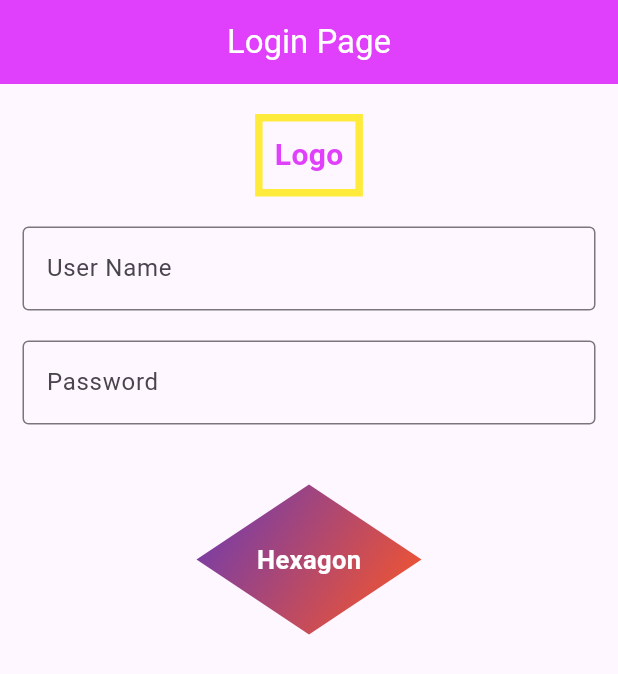
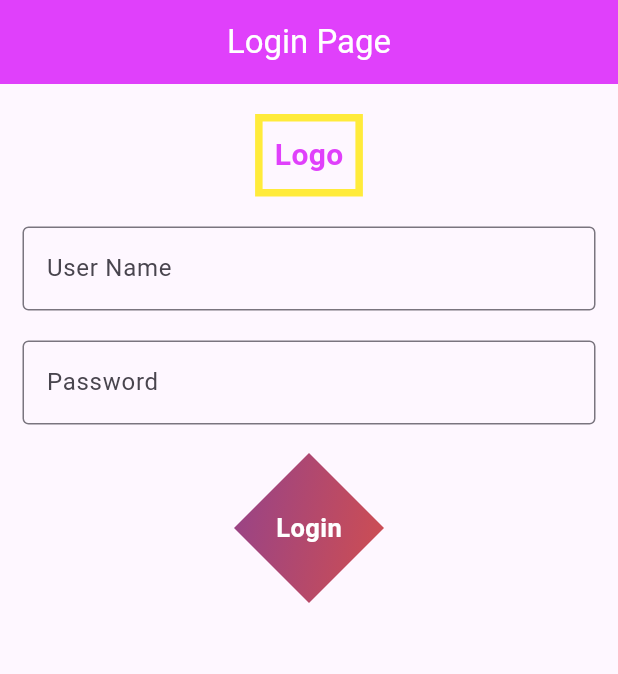
Before and after one commit to gm6534/practice_with_team, a Flutter app: the screen it shows after launch, on a phone screen of 412 x 824 dp. Shown: the top 674 px of the screen. Run offline on Flutter 3.47's test engine with Material 2 defaults, Android fonts, the phone set to English and light mode, and no system bars.

Commit message:
bugs fixed

```diff
--- a/lib/custom_button.dart
+++ b/lib/custom_button.dart
@@ -2,16 +2,20 @@ import 'dart:math';
 
 import 'package:flutter/material.dart';
 
+
+
 class CustomButton extends StatelessWidget {
-  String title;
-  Color? txtColor;
-  BoxShape? btnShape;
-  Gradient? btnGradColor;
-  Color? btnColor;
-  double? btnElevation;
-  Function onTap;
+  final String title;
+  final Color? txtColor;
+  final BoxShape? btnShape;
+  final Gradient? btnGradColor;
+  final Color? btnColor;
+  final double? btnElevation;
+  final Function onTap;
   bool isLoading = false;
   bool isSuccess = false;
+  int shapePath;
+  final bool? isHexagonal;
   CustomButton({Key? key,
     required this.title,
     required this.onTap,
@@ -22,21 +26,41 @@ class CustomButton extends StatelessWidget {
     this.btnColor,
     required this.isLoading,
     required this.isSuccess,
+    this.isHexagonal = false,
+    this.shapePath = 6,
   }) : super(key: key);
 
   @override
   Widget build(BuildContext context) {
+    List<Color> successColor = [
+      Colors.green,
+      Colors.green,
+    ];
+    List<Color> loadingColor = [
+      Colors.grey.shade400,
+      Colors.grey.shade400,
+    ];
     return GestureDetector(
       onTap: () {
         onTap.call();
       },
+      child: CustomPaint(
+        painter: isHexagonal! ? HexagonalPainter(
+            gradientColors: btnGradColor
+                ?? LinearGradient(colors: isLoading
+                    ? loadingColor : successColor),
+        shapeEdge: shapePath) : null,
+        // painter: isHexagonal! ? CustomHexagonPainter(btnGradColor
+        //     ?? LinearGradient(colors: isLoading
+        //         ? loadingColor : successColor)) : null,
         child: Card(
+          color: isHexagonal! ? Colors.transparent : null,
           shadowColor: Colors.green.shade900,
-        elevation: btnElevation ?? 0.0,
+          elevation: isHexagonal! ? 0.0 : (btnElevation ?? 0.0),
           child: Container(
             width: double.infinity,
             height: btnShape == BoxShape.circle ? 80 : 50,
-          decoration: BoxDecoration(
+            decoration: isHexagonal! ? null : BoxDecoration(
               // border: Border.all(width: 5, color: Colors.deepOrangeAccent),
               borderRadius: btnShape == null
                   || btnShape != BoxShape.circle
@@ -66,23 +90,34 @@ class CustomButton extends StatelessWidget {
             ),
           ),
         ),
+      ),
     );
   }
 }
 
 
 class HexagonalPainter extends CustomPainter {
+  final Gradient? gradientColors;
+  final int? shapeEdge;
+
+  HexagonalPainter({this.gradientColors, this.shapeEdge = 6});
+
   @override
   void paint(Canvas canvas, Size size) {
+    double width = size.width;
+    double height = size.height;
+
     final paint = Paint()
-      ..color = Colors.blue
+      // ..color = Colors.deepOrange
+      ..shader = gradientColors?.createShader(
+        Rect.fromPoints(Offset(0, 0), Offset(width, height)))
       ..style = PaintingStyle.fill;
 
-    final double radius = size.width / 2;
+    final double radius = size.width / 6;
     final double centerX = size.width / 2;
     final double centerY = size.height / 2;
 
-    final double angle = 360 / 6; // 360 degrees divided by 6 sides
+    double angle = 360 / shapeEdge!; // 360 degrees divided by 6 sides
 
     Path path = Path();
 
@@ -109,3 +144,39 @@ class HexagonalPainter extends CustomPainter {
   double degToRad(double degrees) {
     return degrees * (pi / 180);
   }}
+
+
+
+
+
+class CustomHexagonPainter extends CustomPainter {
+  final Gradient? gradientColors;
+
+  CustomHexagonPainter(this.gradientColors);
+
+  @override
+  void paint(Canvas canvas, Size size) {
+    double width = size.width;
+    double height = size.height;
+    double middleX = width / 2;
+    double middleY = height / 2;
+
+    final path = Path()
+      ..moveTo(middleX, 0)
+      ..lineTo(width, middleY)
+      ..lineTo(middleX, height)
+      ..lineTo(0, middleY)
+      ..close();
+
+    final paint = Paint()
+      ..shader = gradientColors?.createShader(
+          Rect.fromPoints(Offset(0, 0), Offset(width, height)));
+
+    canvas.drawPath(path, paint);
+  }
+
+  @override
+  bool shouldRepaint(CustomPainter oldDelegate) {
+    return false;
+  }
+}
--- a/lib/hexagon_shape.dart
+++ /dev/null
@@ -1,174 +0,0 @@
-//===================== Azeem Code ===========
-//
-//
-//
-// import 'package:flutter/material.dart';
-// import 'dart:math';
-// class HexagonButton extends StatelessWidget {
-//   String title;
-//   final double size;
-//   Color? txtColor;
-//   BoxShape? btnShape;
-//   Gradient? btnGradColor;
-//   Color? btnColor;
-//   double? btnElevation;
-//   Function onTap;
-//   bool isLoading = false;
-//   bool isSuccess = false;
-//
-//   HexagonButton({ required this.size,
-//     required this.title,
-//     required this.onTap,
-//     this.txtColor,
-//     this.btnElevation,
-//     this.btnShape,
-//     this.btnGradColor,
-//     this.btnColor,
-//     required this.isLoading,
-//     required this.isSuccess,});
-//
-//   @override
-//   Widget build(BuildContext context) {
-//     return GestureDetector(
-//       onTap: (){},
-//       child: Container(
-//
-//         child: CustomPaint(
-//           size: Size(size, size),
-//           painter: HexagonPainter(Colors.cyan),
-//         ),
-//       ),
-//     );
-//   }
-// }
-//
-// class HexagonPainter extends CustomPainter {
-//   final Color color;
-//
-//   HexagonPainter(this.color);
-//
-//   @override
-//   void paint(Canvas canvas, Size size) {
-//     final Paint paint = Paint()..color = color;
-//     final double radius = size.width / 2;
-//
-//     final double xCenter = radius;
-//     final double yCenter = radius;
-//
-//     final double x1 = xCenter + radius * cos(0);
-//     final double y1 = yCenter + radius * sin(0);
-//
-//     final Path path = Path()
-//       ..moveTo(x1, y1);
-//
-//     for (int i = 1; i <= 6; i++) {
-//       final double x = xCenter + radius * cos(2 * pi * i / 6);
-//       final double y = yCenter + radius * sin(2 * pi * i / 6);
-//       path.lineTo(x, y);
-//     }
-//
-//     path.close();
-//
-//     canvas.drawPath(path, paint);
-//   }
-//
-//   @override
-//   bool shouldRepaint(CustomPainter oldDelegate) {
-//     return false;
-//   }
-// }
-import 'package:flutter/material.dart';
-import 'dart:math';
-
-class CustomHexagonButton extends StatelessWidget {
-  final String title;
-  Color? btnColor;
-  final  gradientColors;
-  final double size;
-  Color? txtColor;
-  Function onTap;
-  bool isLoading = false;
-  bool isSuccess = false;
-
-  CustomHexagonButton({
-    required this.title,
-    required this.gradientColors,
-    required this.size,
-    this.btnColor,
-    this.txtColor,
-  required this.onTap,
-    required this.isLoading,
-    required this.isSuccess,
-  });
-
-  @override
-  Widget build(BuildContext context) {
-    return GestureDetector(
-      onTap: (){
-        onTap.call();
-      },
-      child: Container(
-        // decoration: BoxDecoration(
-        //   color: gradientColors == null
-        //       ? btnColor ?? Colors.blue
-        //       : null,
-        //   gradient: gradientColors,
-        // ),
-
-          child: CustomPaint(
-            size: Size(size, size * sqrt(3) / 2),
-            painter: CustomHexagonPainter(gradientColors),
-            child: Center(
-              child: isLoading
-                  ? const CircularProgressIndicator(
-                color: Colors.white,)
-                  : isSuccess
-                  ? const Icon(Icons.done, color: Colors.white,)
-                  : Text(title,
-                style: TextStyle(
-                    color: txtColor ?? Colors.white,
-                    fontWeight: FontWeight.w600,
-                    fontSize: 17
-                ),),
-            ),
-          ),
-
-        ),
-    );
-  }
-}
-
-class CustomHexagonPainter extends CustomPainter {
-  final List<Color> gradientColors;
-
-  CustomHexagonPainter(this.gradientColors);
-
-  @override
-  void paint(Canvas canvas, Size size) {
-    double width = size.width;
-    double height = size.height;
-    double middleX = width / 2;
-    double middleY = height / 2;
-
-    final path = Path()
-      ..moveTo(middleX, 0)
-      ..lineTo(width, middleY)
-      ..lineTo(middleX, height)
-      ..lineTo(0, middleY)
-      ..close();
-
-    final paint = Paint()
-      ..shader = LinearGradient(
-        colors: gradientColors,
-        begin: Alignment.topLeft,
-        end: Alignment.bottomRight,
-      ).createShader(Rect.fromPoints(Offset(0, 0), Offset(width, height)));
-
-    canvas.drawPath(path, paint);
-  }
-
-  @override
-  bool shouldRepaint(CustomPainter oldDelegate) {
-    return false;
-  }
-}
--- a/lib/login_page.dart
+++ b/lib/login_page.dart
@@ -1,12 +1,8 @@
 import 'dart:async';
-
-import 'package:flutter/cupertino.dart';
 import 'package:flutter/material.dart';
 import 'package:flutter/services.dart';
-import 'package:practice_with_team/hexagon_shape.dart';
+import 'custom_button.dart';
 
-import 'custom_button.dart';
-import 'dataScreen.dart';
 
 class LoginPage extends StatefulWidget {
   const LoginPage({Key? key}) : super(key: key);
@@ -97,59 +93,19 @@ class _LoginPageState extends State<LoginPage> {
               const SizedBox(
                 height: 40,
               ),
-              // SizedBox(
-              //     width: 300,
-              //     child: CustomButton(
-              //       isLoading: isLoad,
-              //       isSuccess: isDone,
-              //       btnElevation: isLoad ? 0 : 15,
-              //       title: 'Login',
-              //       // btnShape: BoxShape.circle,
-              //       onTap: (isLoad || isDone)
-              //           ? () {}
-              //           : () {
-              //               print("=========onTap Custom Button========");
-              //               isLoad = true;
-              //               Future.delayed(const Duration(seconds: 3), () {
-              //                 setState(() {
-              //                   isLoad = false;
-              //                 });
-              //               }).whenComplete(() => isDone = true).whenComplete(
-              //                   () => Future.delayed(const Duration(seconds: 2),
-              //                           () {
-              //                         setState(() {
-              //                           isDone = false;
-              //                         });
-              //                       }));
-              //               setState(() {});
-              //             },
-              //       btnColor: isDone == true
-              //           ? Colors.green
-              //           : isLoad
-              //               ? Colors.grey.shade400
-              //               : null,
-              //       btnGradColor: (isLoad || isDone) == false
-              //           ? const LinearGradient(
-              //               begin: Alignment.topLeft,
-              //               end: Alignment.bottomRight,
-              //               colors: [Colors.deepPurple, Colors.deepOrange])
-              //           : null,
-              //
-              //     )),
-              // ---------------Azeem Code ---------------------
               SizedBox(
-                height: 100,
-                width: 150,
-                child: CustomHexagonButton(
+                  width: 300,
+                  child: CustomButton(
                     isLoading: isLoad,
-                  isSuccess:  isDone,
-                  title: "Hexagon",
-                  // gradientColors: [Colors.deepOrange, Colors.tealAccent],
-
-                  size: 2, onTap:  (){
-                // (isLoad || isDone)
-                //           // ? () {}
-                //           // : () {
+                    isSuccess: isDone,
+                    isHexagonal: true,
+                    shapePath: 4,
+                    btnElevation: isLoad ? 0 : 15,
+                    title: 'Login',
+                    // btnShape: BoxShape.circle,
+                    onTap: (isLoad || isDone)
+                        ? () {}
+                        : () {
                             print("=========onTap Custom Button========");
                             isLoad = true;
                             Future.delayed(const Duration(seconds: 3), () {
@@ -170,37 +126,14 @@ class _LoginPageState extends State<LoginPage> {
                         : isLoad
                             ? Colors.grey.shade400
                             : null,
-                  gradientColors: (isLoad || isDone) == false
-                      ?[Colors.deepPurple, Colors.deepOrange]
+                    btnGradColor: (isLoad || isDone) == false
+                        ? const LinearGradient(
+                            begin: Alignment.topLeft,
+                            end: Alignment.bottomRight,
+                            colors: [Colors.deepPurple, Colors.deepOrange])
                         : null,
 
-                ),
-
-              ),
-
-
-              // SizedBox(height: 30,
-              //   child: HexagonButton(size: 2, title: "Hexagon", onTap: (){
-              //
-              //     print("=========onTap Custom Button========");
-              //     setState(() {
-              //
-              //     });
-              //   }, isLoading: false, isSuccess: false),
-              // )
-              // CupertinoButton.filled(
-              //     onPressed: () {
-              //       if(_formKey.currentState!.validate()){
-              //         Navigator.push(context,
-              //             MaterialPageRoute(builder: (context) =>
-              //                 DataScreen(userName: _userC.text, password: _passC.text)));
-              //       }
-              //       setState(() {});
-              //     },
-              //     child: const Text("Log In")),
-              // const SizedBox(height: 40,),
-              // Text(_userC.text),
-              // Text(_passC.text),
+                  )),
             ],
           ),
         ),
```
Lines whose indentation alone changed are shown as unchanged.
